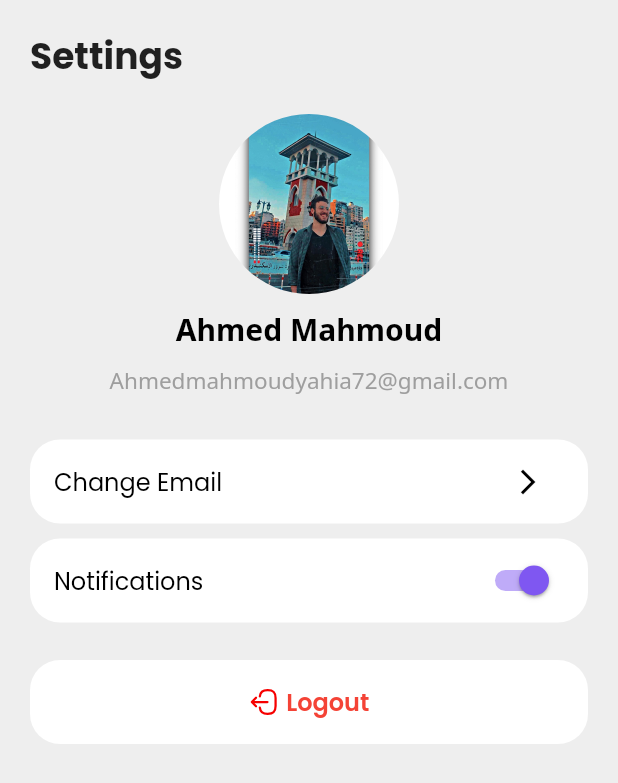
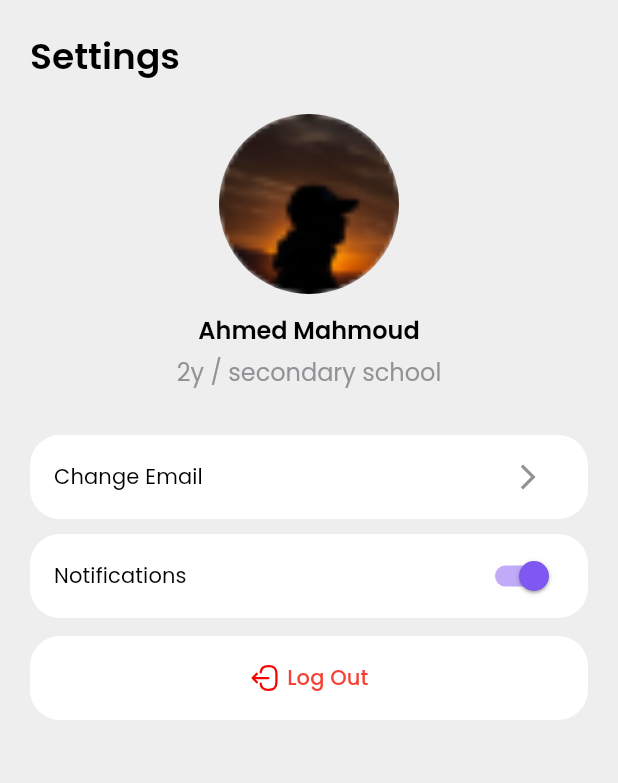
Before and after one commit to Root-IEEE/Flutter, a Flutter app: the UserScreen screen opened directly, on a phone screen of 412 x 824 dp. Shown: the top 783 px of the screen. Run offline on Flutter 3.47's test engine with Material 2 defaults, Android fonts, the phone set to English and light mode, and no system bars; our stand-ins replace bloc, conditional_builder_null_safety, dio, flutter_bloc, flutter_otp_text_field, flutter_svg and 5 more; missing offline and left inert: vimeo_video_player_custom; accounts and stored records are empty; network calls fail.

Commit message:
Update Settings UI

```diff
--- a/lib/models/online_user_model.dart
+++ b/lib/models/online_user_model.dart
@@ -19,48 +19,48 @@ List<OnlineUserModel> dummyOnlineUsers = [
     date: DateFormat('hh:mm a').format(DateTime.now().add(const Duration(hours: 1))),
     title: 'Ahmed Mahmoud',
     subTitle: 'How can I help you',
-    image: 'assets/images/Ahmed.jpg',
+    image: 'assets/images/person.png',
   ),
   OnlineUserModel(
     date: DateFormat('hh:mm a').format(DateTime.now().add(const Duration(hours: 1))),
     title: 'Ahmed Mahmoud',
     subTitle: 'How can I help you',
-    image: 'assets/images/Ahmed.jpg',
+    image: 'assets/images/person.png',
   ),
   OnlineUserModel(
     date: DateFormat('hh:mm a').format(DateTime.now().add(const Duration(hours: 1))),
     title: 'Ahmed Mahmoud',
     subTitle: 'How can I help you',
-    image: 'assets/images/Ahmed.jpg',
+    image: 'assets/images/person.png',
   ),
   OnlineUserModel(
     date: DateFormat('hh:mm a').format(DateTime.now().add(const Duration(hours: 1))),
     title: 'Ahmed Mahmoud',
     subTitle: 'How can I help you',
-    image: 'assets/images/Ahmed.jpg',
+    image: 'assets/images/person.png',
   ),
   OnlineUserModel(
     date: DateFormat('hh:mm a').format(DateTime.now().add(const Duration(hours: 1))),
     title: 'Ahmed Mahmoud',
     subTitle: 'How can I help you',
-    image: 'assets/images/Ahmed.jpg',
+    image: 'assets/images/person.png',
   ),
   OnlineUserModel(
     date: DateFormat('hh:mm a').format(DateTime.now().add(const Duration(hours: 1))),
     title: 'Ahmed Mahmoud',
     subTitle: 'How can I help you',
-    image: 'assets/images/Ahmed.jpg',
+    image: 'assets/images/person.png',
   ),
   OnlineUserModel(
     date: DateFormat('hh:mm a').format(DateTime.now().add(const Duration(hours: 1))),
     title: 'Ahmed Mahmoud',
     subTitle: 'How can I help you',
-    image: 'assets/images/Ahmed.jpg',
+    image: 'assets/images/person.png',
   ),
   OnlineUserModel(
     date: DateFormat('hh:mm a').format(DateTime.now().add(const Duration(hours: 1))),
     title: 'Ahmed Mahmoud',
     subTitle: 'How can I help you',
-    image: 'assets/images/Ahmed.jpg',
+    image: 'assets/images/person.png',
   ),
 ];
--- a/lib/modules/chat/online_users_screen.dart
+++ b/lib/modules/chat/online_users_screen.dart
@@ -11,7 +11,9 @@ class ChatScreen extends StatelessWidget {
       child: Scaffold(
         body: SingleChildScrollView(
           child:
-          Column(crossAxisAlignment: CrossAxisAlignment.start, children: [
+              Padding(
+                padding: const EdgeInsets.only(bottom: 80.0),
+                child: Column(crossAxisAlignment: CrossAxisAlignment.start, children: [
             Padding(
                 padding: const EdgeInsets.all(20.0),
                 child: Text(
@@ -19,21 +21,23 @@ class ChatScreen extends StatelessWidget {
                   style: Theme.of(context)
                       .textTheme
                       .bodyLarge!
-                    .copyWith(fontSize: 24,fontWeight: FontWeight.bold),
+                      .copyWith(fontSize: 24, fontWeight: FontWeight.bold),
                 ),
             ),
             ListView(
                   physics: const NeverScrollableScrollPhysics(),
                   shrinkWrap: true,
                   children: dummyOnlineUsers
-                    .map((e) => ChatComponent(
+                      .map(
+                        (e) => ChatComponent(
                           title: e.title,
                           subTitle: e.subTitle,
                           image: e.image,
                           date: e.date,
-                        ))
-                    .toList()),
+                        ),
+                      ).toList()),
           ]),
+              ),
         ),
       ),
     );
--- a/lib/modules/user/user_screen.dart
+++ b/lib/modules/user/user_screen.dart
@@ -1,6 +1,5 @@
 import 'package:flutter/material.dart';
 import 'package:flutter_svg/flutter_svg.dart';
-import 'package:google_fonts/google_fonts.dart';
 import '../../shared/components/constants/navigation_helper.dart';
 import '../../shared/styles/colors.dart';
 import '../change_info/change_email.dart';
@@ -33,8 +32,9 @@ class _UserScreenState extends State<UserScreen> {
                       'Settings',
                       style: Theme.of(context)
                           .textTheme
-                          .bodyLarge!
-                          .copyWith(fontSize: 24, fontWeight: FontWeight.bold),
+                          .headlineSmall!
+                          .copyWith(
+                              color: Colors.black, fontWeight: FontWeight.w600),
                     ),
                   ),
                 ),
@@ -46,34 +46,23 @@ class _UserScreenState extends State<UserScreen> {
                   height: 120.0,
                   decoration: const BoxDecoration(
                     image: DecorationImage(
-                      image: AssetImage('assets/images/Ahmed.jpg'),
+                      image: AssetImage('assets/images/person.png'),
                       fit: BoxFit.cover,
                     ),
                     borderRadius: BorderRadius.all(Radius.circular(100.0)),
                   ),
                 ),
-                const SizedBox(height: 10),
+                const SizedBox(height: 12),
                 Text(
                   'Ahmed Mahmoud',
-                  textAlign: TextAlign.center,
-                  style: GoogleFonts.notoSans(
-                    textStyle: const TextStyle(
-                      color: Colors.black,
-                      fontSize: 20,
-                      fontWeight: FontWeight.bold,
-                    ),
-                  ),
+                  style: Theme.of(context).textTheme.titleMedium!.copyWith(
+                      color: Colors.black, fontWeight: FontWeight.w600),
                 ),
-                const SizedBox(height: 10),
+                const SizedBox(height: 4),
                 Text(
-                  'Ahmedmahmoudyahia72@gmail.com',
-                  textAlign: TextAlign.center,
-                  style: GoogleFonts.notoSans(
-                    textStyle: const TextStyle(
-                      color: Colors.grey,
-                      fontSize: 15,
-                    ),
-                  ),
+                  '2y / secondary school',
+                  style: Theme.of(context).textTheme.titleMedium!.copyWith(
+                      color: AppColors.purpleGrey, fontWeight: FontWeight.w400),
                 ),
                 const SizedBox(
                   height: 30,
@@ -89,17 +78,16 @@ class _UserScreenState extends State<UserScreen> {
                     },
                     title: Text(
                       'Change Email',
-                      style: GoogleFonts.poppins(
-                        textStyle: const TextStyle(
-                          color: Colors.black,
-                        ),
-                      ),
+                      style: Theme.of(context)
+                          .textTheme
+                          .titleSmall!
+                          .copyWith(fontWeight: FontWeight.w400),
                     ),
                     trailing: IconButton(
                       onPressed: () {},
-                      icon: const Icon(
+                      icon: Icon(
                         Icons.arrow_forward_ios_outlined,
-                        color: Colors.black,
+                        color: AppColors.purpleGrey,
                         size: 20,
                       ),
                     ),
@@ -119,11 +107,10 @@ class _UserScreenState extends State<UserScreen> {
                       },
                       title: Text(
                         'Notifications',
-                        style: GoogleFonts.poppins(
-                          textStyle: const TextStyle(
-                            color: Colors.black,
-                          ),
-                        ),
+                        style: Theme.of(context)
+                            .textTheme
+                            .titleSmall!
+                            .copyWith(fontWeight: FontWeight.w400),
                       ),
                       trailing: Switch(
                         // This bool value toggles the switch.
@@ -138,7 +125,7 @@ class _UserScreenState extends State<UserScreen> {
                       )),
                 ),
                 const SizedBox(
-                  height: 25,
+                  height: 12,
                 ),
                 Container(
                   decoration: BoxDecoration(
@@ -158,12 +145,13 @@ class _UserScreenState extends State<UserScreen> {
                             width: 5,
                           ),
                           Text(
-                            'Logout',
-                            style: GoogleFonts.poppins(
-                              textStyle: const TextStyle(
-                                  color: Colors.red,
-                                  fontWeight: FontWeight.w600),
-                            ),
+                            'Log Out',
+                            style: Theme.of(context)
+                                .textTheme
+                                .titleSmall!
+                                .copyWith(
+                                    color: Colors.red,
+                                    fontWeight: FontWeight.w500),
                           ),
                         ],
                       ),
```
Lines whose indentation alone changed are shown as unchanged.
